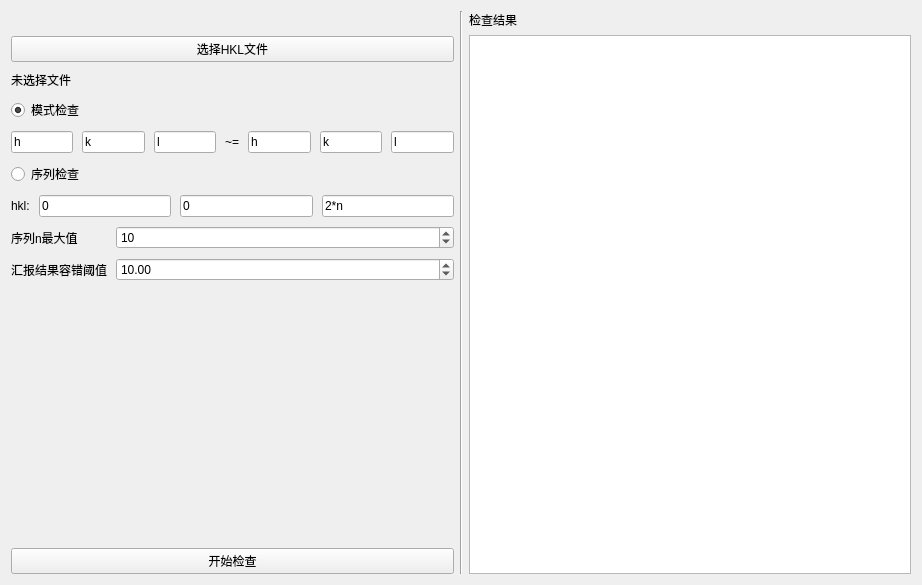
jingshenSN2/CrystalTool, file crystaltoolgui/qt/tabhklchecker.ui: the form before one commit.
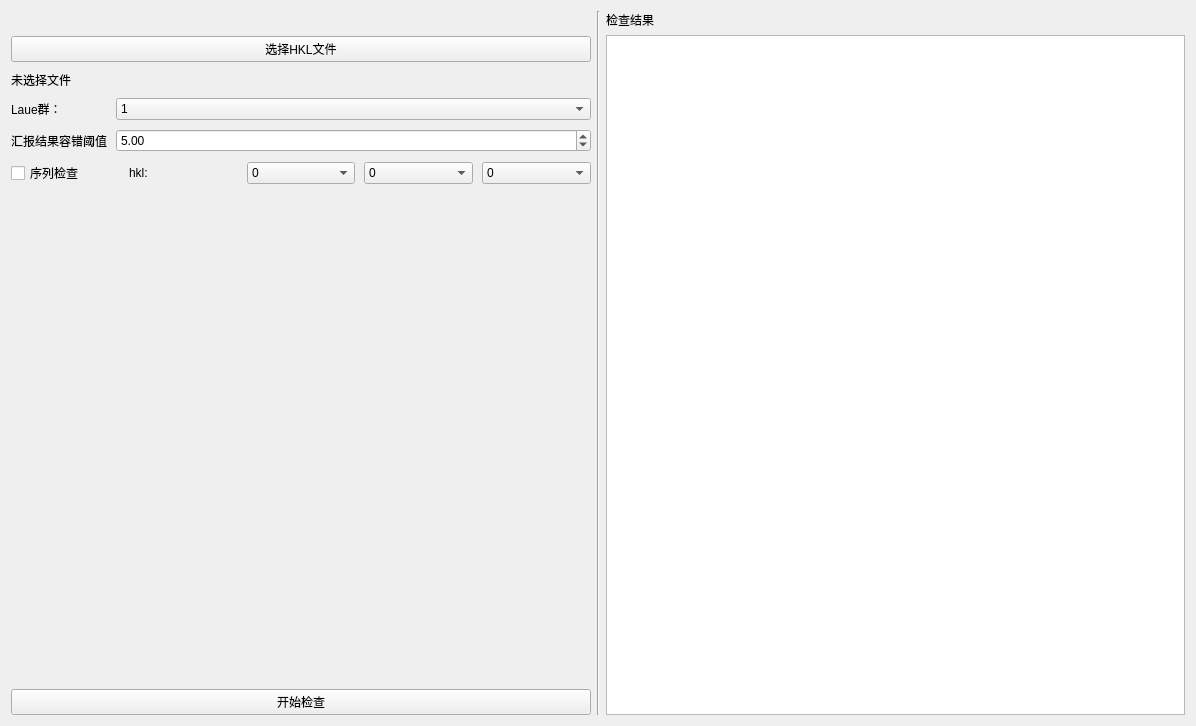
The form after the commit.

Commit message: feat: 按laue群分组并识别离群值

```diff
--- a/crystaltoolgui/qt/tabhklchecker.ui
+++ b/crystaltoolgui/qt/tabhklchecker.ui
@@ -6,8 +6,8 @@
             <rect>
                 <x>0</x>
                 <y>0</y>
-                <width>922</width>
-                <height>585</height>
+                <width>1196</width>
+                <height>726</height>
             </rect>
         </property>
         <property name="windowTitle">
@@ -36,117 +36,94 @@
                             </property>
                         </widget>
                     </item>
-                    <item>
-                        <layout class="QVBoxLayout" name="vL_check_method">
-                            <item>
-                                <widget class="QRadioButton" name="rB_check_pattern">
-                                    <property name="text">
-                                        <string>模式检查</string>
-                                    </property>
-                                    <property name="checked">
-                                        <bool>true</bool>
-                                    </property>
-                                </widget>
-                            </item>
-                            <item>
-                                <layout class="QHBoxLayout" name="hL_check_pattern">
-                                    <item>
-                                        <widget class="QLineEdit" name="lE_check_h1">
-                                            <property name="text">
-                                                <string>h</string>
-                                            </property>
-                                        </widget>
-                                    </item>
-                                    <item>
-                                        <widget class="QLineEdit" name="lE_check_k1">
-                                            <property name="text">
-                                                <string>k</string>
-                                            </property>
-                                        </widget>
-                                    </item>
-                                    <item>
-                                        <widget class="QLineEdit" name="lE_check_l1">
-                                            <property name="text">
-                                                <string>l</string>
-                                            </property>
-                                        </widget>
-                                    </item>
-                                    <item>
-                                        <widget class="QLabel" name="l_check_pattern">
-                                            <property name="text">
-                                                <string>~=</string>
-                                            </property>
-                                        </widget>
-                                    </item>
-                                    <item>
-                                        <widget class="QLineEdit" name="lE_check_h2">
-                                            <property name="text">
-                                                <string>h</string>
-                                            </property>
-                                        </widget>
-                                    </item>
-                                    <item>
-                                        <widget class="QLineEdit" name="lE_check_k2">
-                                            <property name="text">
-                                                <string>k</string>
-                                            </property>
-                                        </widget>
-                                    </item>
-                                    <item>
-                                        <widget class="QLineEdit" name="lE_check_l2">
-                                            <property name="text">
-                                                <string>l</string>
-                                            </property>
-                                        </widget>
-                                    </item>
-                                </layout>
-                            </item>
-                            <item>
-                                <widget class="QRadioButton" name="rB_check_seq">
-                                    <property name="text">
-                                        <string>序列检查</string>
-                                    </property>
-                                </widget>
-                            </item>
-                            <item>
-                                <layout class="QHBoxLayout" name="hL_check_seq">
-                                    <item>
-                                        <widget class="QLabel" name="l_check_seq">
-                                            <property name="text">
-                                                <string>hkl:</string>
-                                            </property>
-                                            <property name="alignment">
-                                                <set>Qt::AlignLeading|Qt::AlignLeft|Qt::AlignVCenter</set>
-                                            </property>
-                                        </widget>
-                                    </item>
-                                    <item>
-                                        <widget class="QLineEdit" name="lE_check_seqh">
-                                            <property name="text">
-                                                <string>0</string>
-                                            </property>
-                                        </widget>
-                                    </item>
-                                    <item>
-                                        <widget class="QLineEdit" name="lE_check_seqk">
-                                            <property name="text">
-                                                <string>0</string>
-                                            </property>
-                                        </widget>
-                                    </item>
-                                    <item>
-                                        <widget class="QLineEdit" name="lE_check_seql">
-                                            <property name="text">
-                                                <string>2*n</string>
-                                            </property>
-                                        </widget>
-                                    </item>
-                                </layout>
-                            </item>
-                        </layout>
-                    </item>
                     <item>
                         <layout class="QFormLayout" name="fL_check">
+                            <item row="0" column="0">
+                                <widget class="QLabel" name="l_check_pattern">
+                                    <property name="text">
+                                        <string>Laue群：</string>
+                                    </property>
+                                </widget>
+                            </item>
+                            <item row="0" column="1">
+                                <widget class="QComboBox" name="cB_check_laue">
+                                    <item>
+                                        <property name="text">
+                                            <string>1</string>
+                                        </property>
+                                    </item>
+                                    <item>
+                                        <property name="text">
+                                            <string>-1</string>
+                                        </property>
+                                    </item>
+                                    <item>
+                                        <property name="text">
+                                            <string>2/m</string>
+                                        </property>
+                                    </item>
+                                    <item>
+                                        <property name="text">
+                                            <string>mmm</string>
+                                        </property>
+                                    </item>
+                                    <item>
+                                        <property name="text">
+                                            <string>4/m</string>
+                                        </property>
+                                    </item>
+                                    <item>
+                                        <property name="text">
+                                            <string>4/mmm</string>
+                                        </property>
+                                    </item>
+                                    <item>
+                                        <property name="text">
+                                            <string>-3</string>
+                                        </property>
+                                    </item>
+                                    <item>
+                                        <property name="text">
+                                            <string>-3(R)</string>
+                                        </property>
+                                    </item>
+                                    <item>
+                                        <property name="text">
+                                            <string>-3m1</string>
+                                        </property>
+                                    </item>
+                                    <item>
+                                        <property name="text">
+                                            <string>-31m</string>
+                                        </property>
+                                    </item>
+                                    <item>
+                                        <property name="text">
+                                            <string>-3m(R)</string>
+                                        </property>
+                                    </item>
+                                    <item>
+                                        <property name="text">
+                                            <string>6/m</string>
+                                        </property>
+                                    </item>
+                                    <item>
+                                        <property name="text">
+                                            <string>6/mmm</string>
+                                        </property>
+                                    </item>
+                                    <item>
+                                        <property name="text">
+                                            <string>m-3</string>
+                                        </property>
+                                    </item>
+                                    <item>
+                                        <property name="text">
+                                            <string>m-3m</string>
+                                        </property>
+                                    </item>
+                                </widget>
+                            </item>
                             <item row="1" column="0">
                                 <widget class="QLabel" name="l_check_conf_level">
                                     <property name="text">
@@ -160,27 +137,133 @@
                                         <double>50.000000000000000</double>
                                     </property>
                                     <property name="value">
-                                        <double>10.000000000000000</double>
+                                        <double>5.000000000000000</double>
                                     </property>
                                 </widget>
                             </item>
-                            <item row="0" column="0">
-                                <widget class="QLabel" name="l_check_n">
+                        </layout>
+                    </item>
+                    <item>
+                        <layout class="QHBoxLayout" name="hL_check_seq">
+                            <item>
+                                <widget class="QCheckBox" name="rB_check_seq">
                                     <property name="text">
-                                        <string>序列n最大值</string>
+                                        <string>序列检查</string>
                                     </property>
                                 </widget>
                             </item>
-                            <item row="0" column="1">
-                                <widget class="QSpinBox" name="sB_check_n">
-                                    <property name="maximum">
-                                        <number>50</number>
+                            <item>
+                                <widget class="QLabel" name="l_check_seq">
+                                    <property name="text">
+                                        <string>hkl:</string>
                                     </property>
-                                    <property name="value">
-                                        <number>10</number>
+                                    <property name="alignment">
+                                        <set>Qt::AlignLeading|Qt::AlignLeft|Qt::AlignVCenter</set>
                                     </property>
                                 </widget>
                             </item>
+                            <item>
+                                <widget class="QComboBox" name="cB_check_seqh">
+                                    <item>
+                                        <property name="text">
+                                            <string>0</string>
+                                        </property>
+                                    </item>
+                                    <item>
+                                        <property name="text">
+                                            <string>1</string>
+                                        </property>
+                                    </item>
+                                    <item>
+                                        <property name="text">
+                                            <string>2</string>
+                                        </property>
+                                    </item>
+                                    <item>
+                                        <property name="text">
+                                            <string>3</string>
+                                        </property>
+                                    </item>
+                                    <item>
+                                        <property name="text">
+                                            <string>n</string>
+                                        </property>
+                                    </item>
+                                    <item>
+                                        <property name="text">
+                                            <string>-n</string>
+                                        </property>
+                                    </item>
+                                </widget>
+                            </item>
+                            <item>
+                                <widget class="QComboBox" name="cB_check_seqk">
+                                    <item>
+                                        <property name="text">
+                                            <string>0</string>
+                                        </property>
+                                    </item>
+                                    <item>
+                                        <property name="text">
+                                            <string>1</string>
+                                        </property>
+                                    </item>
+                                    <item>
+                                        <property name="text">
+                                            <string>2</string>
+                                        </property>
+                                    </item>
+                                    <item>
+                                        <property name="text">
+                                            <string>3</string>
+                                        </property>
+                                    </item>
+                                    <item>
+                                        <property name="text">
+                                            <string>n</string>
+                                        </property>
+                                    </item>
+                                    <item>
+                                        <property name="text">
+                                            <string>-n</string>
+                                        </property>
+                                    </item>
+                                </widget>
+                            </item>
+                            <item>
+                                <widget class="QComboBox" name="cB_check_seql">
+                                    <item>
+                                        <property name="text">
+                                            <string>0</string>
+                                        </property>
+                                    </item>
+                                    <item>
+                                        <property name="text">
+                                            <string>1</string>
+                                        </property>
+                                    </item>
+                                    <item>
+                                        <property name="text">
+                                            <string>2</string>
+                                        </property>
+                                    </item>
+                                    <item>
+                                        <property name="text">
+                                            <string>3</string>
+                                        </property>
+                                    </item>
+                                    <item>
+                                        <property name="text">
+                                            <string>n</string>
+                                        </property>
+                                    </item>
+                                    <item>
+                                        <property name="text">
+                                            <string>-n</string>
+                                        </property>
+                                    </item>
+                                </widget>
+                            </item>
                         </layout>
                     </item>
                     <item>
```
The commit also changes 7 other files.
